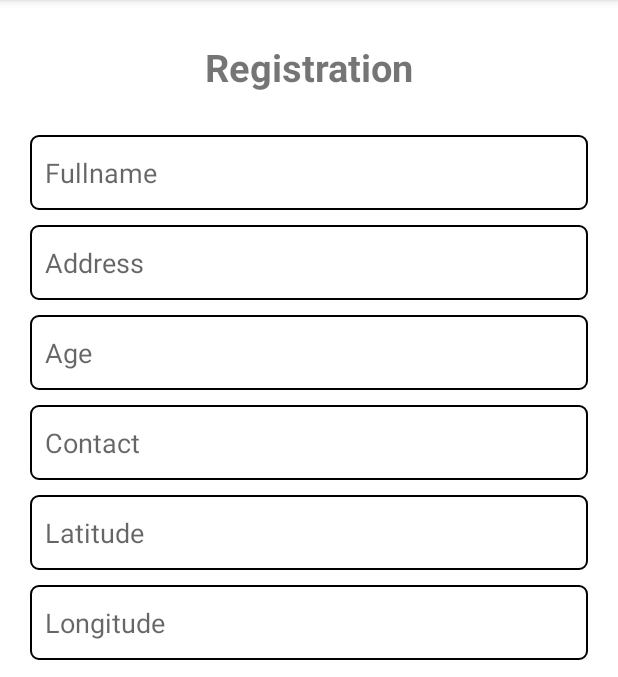
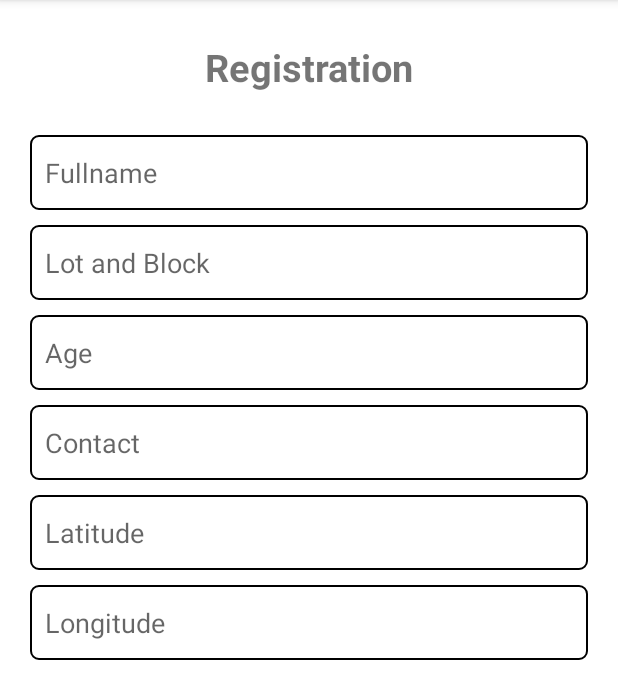
Before and after one commit to russelowens/manna_project, an Android app: the fragment RegistrationFragment placed in its activity, on a phone screen of 412 x 824 dp, the part 84-761 px from its top. Run offline under Robolectric (Android 15) with nearby library versions, the phone set to English and light mode, and no system bars; our stand-ins replace Firebase (no records; nobody signed in at launch, a user with empty details on screens opened directly); libraries missing offline, so code that uses them is left out: com.tapadoo.alerter, com.toptoche.searchablespinnerlibrary; 4 statements that could not run were skipped.

```diff
--- a/app/src/main/res/layout/fragment_registration.xml
+++ b/app/src/main/res/layout/fragment_registration.xml
@@ -37,7 +37,7 @@
         <EditText
             android:layout_width="match_parent"
             android:layout_height="50dp"
-            android:hint="Address"
+            android:hint="Lot and Block"
             android:padding="10dp"
             android:layout_marginBottom="10dp"
             android:background="@drawable/borderandradius"
```
